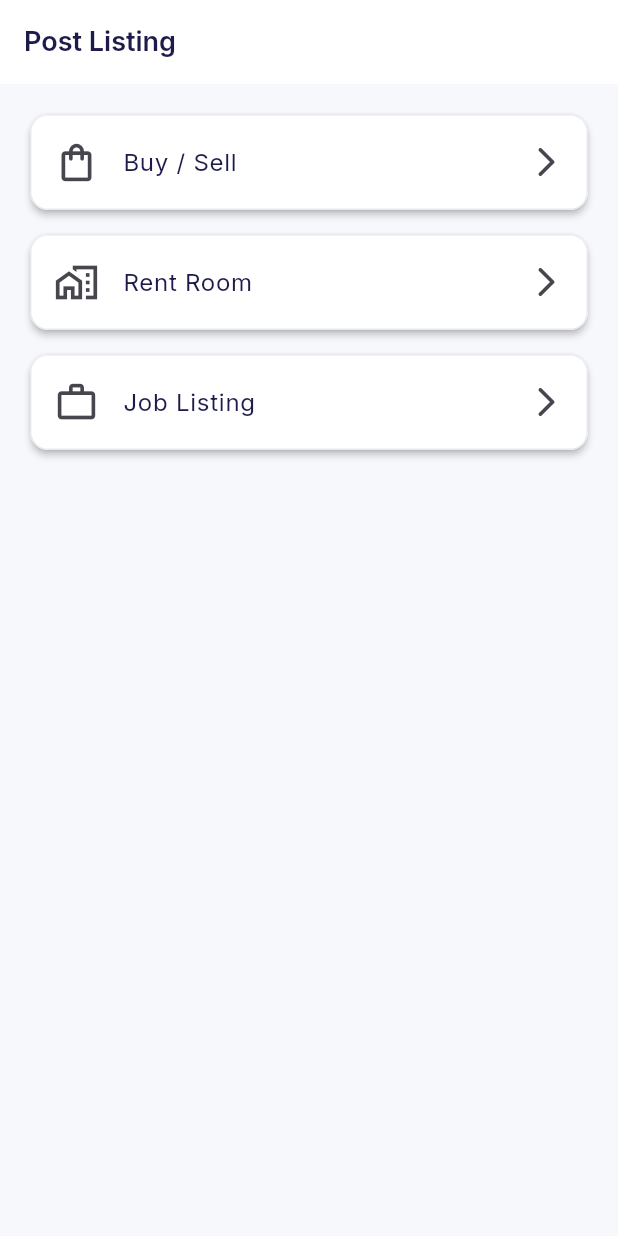
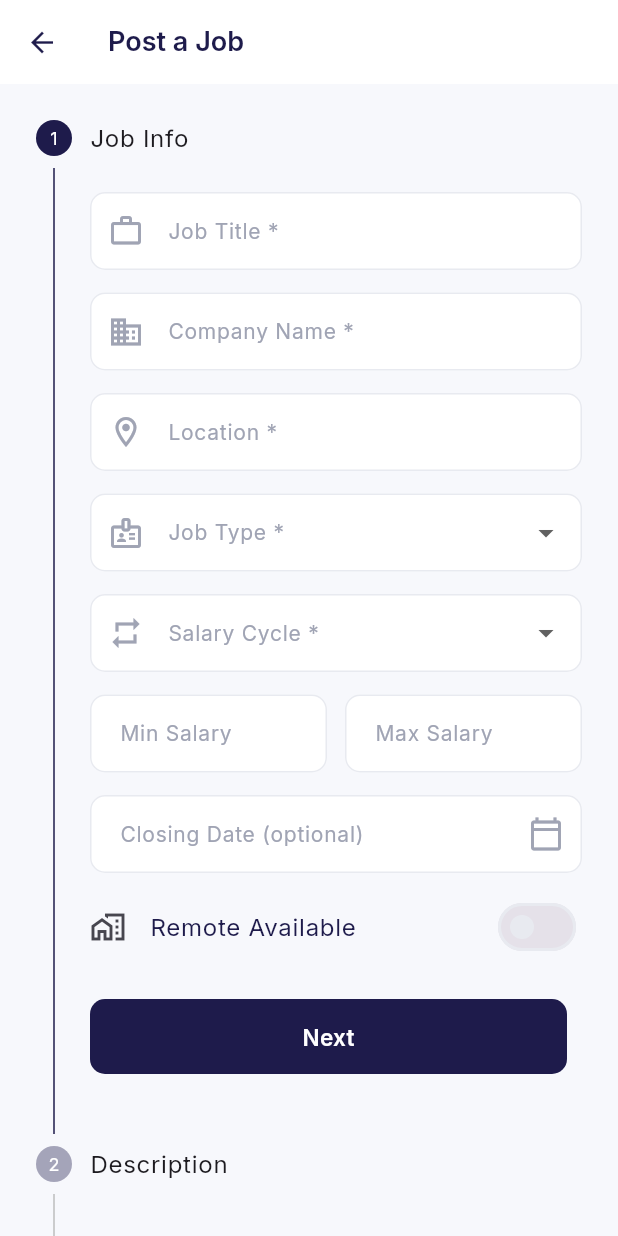
Before and after one commit to nippun5/sajha_app, a Flutter app: the PostListingScreen screen opened by its route, after a tap on "Job Listing", on a phone screen of 412 x 824 dp. Run offline on Flutter 3.47's test engine with Material 3 defaults, Android fonts, the phone set to English and light mode, and no system bars; our stand-ins replace flutter_native_splash, go_router, google_fonts, image_picker, timeago.

Commit message:
UI post job listing completed

```diff
--- /dev/null
+++ b/lib/features/post_listing/post_job_screen.dart
@@ -0,0 +1,564 @@
+import 'package:flutter/material.dart';
+
+import '../../../models/job_model.dart';
+
+class PostJobScreen extends StatefulWidget {
+  const PostJobScreen({super.key});
+
+  @override
+  State<PostJobScreen> createState() => _PostJobScreenState();
+}
+
+class _PostJobScreenState extends State<PostJobScreen> {
+  int currentStep = 0;
+
+  final _step0FormKey = GlobalKey<FormState>();
+  final _step1FormKey = GlobalKey<FormState>();
+  final _step2FormKey = GlobalKey<FormState>();
+
+  // Step 0 – Job Info
+  final _titleController = TextEditingController();
+  final _companyController = TextEditingController();
+  final _locationController = TextEditingController();
+  final _salaryMinController = TextEditingController();
+  final _salaryMaxController = TextEditingController();
+
+  JobType? selectedJobType;
+  String? selectedSalaryCycle;
+  bool isRemote = false;
+  DateTime? closingDate;
+
+  // Step 1 – Description & Requirements
+  final _descriptionController = TextEditingController();
+  final _requirementsController = TextEditingController();
+
+  // Step 2 – Employer Contact
+  final _employerNameController = TextEditingController();
+  final _employerPhoneController = TextEditingController();
+
+  // ─────────────────────────────────────────────────────────────────────────────
+
+  final List<String> salaryCycles = [
+    'hourly',
+    'weekly',
+    'monthly',
+    'yearly',
+  ];
+
+  String _salaryCycleLabel(String cycle) {
+    switch (cycle) {
+      case 'hourly':
+        return 'Per Hour';
+      case 'weekly':
+        return 'Per Week';
+      case 'monthly':
+        return 'Per Month';
+      case 'yearly':
+        return 'Per Year';
+      default:
+        return cycle;
+    }
+  }
+
+  @override
+  void dispose() {
+    _titleController.dispose();
+    _companyController.dispose();
+    _locationController.dispose();
+    _salaryMinController.dispose();
+    _salaryMaxController.dispose();
+    _descriptionController.dispose();
+    _requirementsController.dispose();
+    _employerNameController.dispose();
+    _employerPhoneController.dispose();
+    super.dispose();
+  }
+
+  // ── Validation ───────────────────────────────────────────────────────────────
+
+  String? _validateCurrentStep() {
+    switch (currentStep) {
+      case 0:
+        if (!(_step0FormKey.currentState?.validate() ?? false)) {
+          return 'Please fill in all required fields.';
+        }
+        if (selectedJobType == null) return 'Please select a job type.';
+        if (selectedSalaryCycle == null) return 'Please select a salary cycle.';
+        return null;
+      case 1:
+        if (!(_step1FormKey.currentState?.validate() ?? false)) {
+          return 'Please fill in all required fields.';
+        }
+        return null;
+      case 2:
+        if (!(_step2FormKey.currentState?.validate() ?? false)) {
+          return 'Please fill in all required fields.';
+        }
+        return null;
+      default:
+        return null;
+    }
+  }
+
+  void _onStepContinue() {
+    final error = _validateCurrentStep();
+    if (error != null) {
+      ScaffoldMessenger.of(context).showSnackBar(
+        SnackBar(
+          content: Text(error),
+          backgroundColor: Colors.red.shade700,
+          behavior: SnackBarBehavior.floating,
+        ),
+      );
+      return;
+    }
+    if (currentStep < 2) {
+      setState(() => currentStep++);
+    } else {
+      _submitListing();
+    }
+  }
+
+  // ── Date picker ──────────────────────────────────────────────────────────────
+
+  Future<void> _pickClosingDate() async {
+    final picked = await showDatePicker(
+      context: context,
+      initialDate: DateTime.now().add(const Duration(days: 14)),
+      firstDate: DateTime.now(),
+      lastDate: DateTime.now().add(const Duration(days: 365)),
+    );
+    if (picked != null) {
+      setState(() => closingDate = picked);
+    }
+  }
+
+  // ── Submit ───────────────────────────────────────────────────────────────────
+
+  void _submitListing() {
+    // TODO: wire up to your backend / state management
+    // Example of building the JobModel:
+    //
+    // final job = JobModel(
+    //   id: const Uuid().v4(),
+    //   title: _titleController.text.trim(),
+    //   company: _companyController.text.trim(),
+    //   location: _locationController.text.trim(),
+    //   salaryMin: double.tryParse(_salaryMinController.text.trim()),
+    //   salaryMax: double.tryParse(_salaryMaxController.text.trim()),
+    //   salaryCycle: selectedSalaryCycle!,
+    //   jobType: selectedJobType!,
+    //   description: _descriptionController.text.trim(),
+    //   requirements: _requirementsController.text
+    //       .split('\n')
+    //       .map((e) => e.trim())
+    //       .where((e) => e.isNotEmpty)
+    //       .toList(),
+    //   postedAt: DateTime.now(),
+    //   closingDate: closingDate,
+    //   isRemote: isRemote,
+    //   employerName: _employerNameController.text.trim(),
+    //   employerPhone: _employerPhoneController.text.trim(),
+    // );
+
+    ScaffoldMessenger.of(context).showSnackBar(
+      const SnackBar(
+        content: Text('Job listing submitted successfully'),
+        behavior: SnackBarBehavior.floating,
+      ),
+    );
+    Navigator.pop(context);
+  }
+
+  // ── Build ────────────────────────────────────────────────────────────────────
+
+  @override
+  Widget build(BuildContext context) {
+    return Scaffold(
+      appBar: AppBar(
+        title: const Text('Post a Job'),
+      ),
+      body: Stepper(
+        currentStep: currentStep,
+        onStepContinue: _onStepContinue,
+        onStepCancel: () {
+          if (currentStep > 0) setState(() => currentStep--);
+        },
+        controlsBuilder: (context, details) {
+          return Padding(
+            padding: const EdgeInsets.only(top: 20),
+            child: Row(
+              children: [
+                Expanded(
+                  child: ElevatedButton(
+                    onPressed: details.onStepContinue,
+                    child: Text(currentStep == 2 ? 'Submit' : 'Next'),
+                  ),
+                ),
+                const SizedBox(width: 10),
+                if (currentStep > 0)
+                  Expanded(
+                    child: OutlinedButton(
+                      onPressed: details.onStepCancel,
+                      child: const Text('Back'),
+                    ),
+                  ),
+              ],
+            ),
+          );
+        },
+        steps: [
+          _buildStep0(),
+          _buildStep1(),
+          _buildStep2(),
+        ],
+      ),
+    );
+  }
+
+  // ── Step 0: Job Info ──────────────────────────────────────────────────────────
+
+  Step _buildStep0() {
+    return Step(
+      title: const Text('Job Info'),
+      isActive: currentStep >= 0,
+      content: Form(
+        key: _step0FormKey,
+        child: Column(
+          children: [
+            // Job Title
+            TextFormField(
+              controller: _titleController,
+              decoration: const InputDecoration(
+                labelText: 'Job Title *',
+                border: OutlineInputBorder(),
+                prefixIcon: Icon(Icons.work_outline),
+              ),
+              validator: (v) =>
+                  (v == null || v.trim().isEmpty) ? 'Job title is required' : null,
+            ),
+            const SizedBox(height: 15),
+
+            // Company
+            TextFormField(
+              controller: _companyController,
+              decoration: const InputDecoration(
+                labelText: 'Company Name *',
+                border: OutlineInputBorder(),
+                prefixIcon: Icon(Icons.business_outlined),
+              ),
+              validator: (v) =>
+                  (v == null || v.trim().isEmpty) ? 'Company name is required' : null,
+            ),
+            const SizedBox(height: 15),
+
+            // Location
+            TextFormField(
+              controller: _locationController,
+              decoration: const InputDecoration(
+                labelText: 'Location *',
+                border: OutlineInputBorder(),
+                prefixIcon: Icon(Icons.location_on_outlined),
+              ),
+              validator: (v) =>
+                  (v == null || v.trim().isEmpty) ? 'Location is required' : null,
+            ),
+            const SizedBox(height: 15),
+
+            // Job Type
+            DropdownButtonFormField<JobType>(
+              value: selectedJobType,
+              decoration: const InputDecoration(
+                labelText: 'Job Type *',
+                border: OutlineInputBorder(),
+                prefixIcon: Icon(Icons.badge_outlined),
+              ),
+              items: JobType.values
+                  .map((e) => DropdownMenuItem(value: e, child: Text(e.label)))
+                  .toList(),
+              onChanged: (v) => setState(() => selectedJobType = v),
+              validator: (v) => v == null ? 'Please select a job type' : null,
+            ),
+            const SizedBox(height: 15),
+
+            // Salary Cycle
+            DropdownButtonFormField<String>(
+              value: selectedSalaryCycle,
+              decoration: const InputDecoration(
+                labelText: 'Salary Cycle *',
+                border: OutlineInputBorder(),
+                prefixIcon: Icon(Icons.repeat_outlined),
+              ),
+              items: salaryCycles
+                  .map((e) => DropdownMenuItem(
+                        value: e,
+                        child: Text(_salaryCycleLabel(e)),
+                      ))
+                  .toList(),
+              onChanged: (v) => setState(() => selectedSalaryCycle = v),
+              validator: (v) => v == null ? 'Please select a salary cycle' : null,
+            ),
+            const SizedBox(height: 15),
+
+            // Salary Min & Max (side by side)
+            Row(
+              children: [
+                Expanded(
+                  child: TextFormField(
+                    controller: _salaryMinController,
+                    keyboardType: TextInputType.number,
+                    decoration: const InputDecoration(
+                      labelText: 'Min Salary',
+                      prefixText: '\$',
+                      border: OutlineInputBorder(),
+                    ),
+                    validator: (v) {
+                      if (v != null && v.trim().isNotEmpty) {
+                        if (double.tryParse(v.trim()) == null) {
+                          return 'Invalid number';
+                        }
+                      }
+                      return null;
+                    },
+                  ),
+                ),
+                const SizedBox(width: 12),
+                Expanded(
+                  child: TextFormField(
+                    controller: _salaryMaxController,
+                    keyboardType: TextInputType.number,
+                    decoration: const InputDecoration(
+                      labelText: 'Max Salary',
+                      prefixText: '\$',
+                      border: OutlineInputBorder(),
+                    ),
+                    validator: (v) {
+                      if (v != null && v.trim().isNotEmpty) {
+                        if (double.tryParse(v.trim()) == null) {
+                          return 'Invalid number';
+                        }
+                      }
+                      return null;
+                    },
+                  ),
+                ),
+              ],
+            ),
+            const SizedBox(height: 15),
+
+            // Closing Date
+            GestureDetector(
+              onTap: _pickClosingDate,
+              child: AbsorbPointer(
+                child: TextFormField(
+                  decoration: InputDecoration(
+                    labelText: 'Closing Date (optional)',
+                    border: const OutlineInputBorder(),
+                    suffixIcon: const Icon(Icons.calendar_today_outlined),
+                    hintText: closingDate == null
+                        ? 'Select a date'
+                        : '${closingDate!.day}/${closingDate!.month}/${closingDate!.year}',
+                  ),
+                  controller: TextEditingController(
+                    text: closingDate == null
+                        ? ''
+                        : '${closingDate!.day}/${closingDate!.month}/${closingDate!.year}',
+                  ),
+                ),
+              ),
+            ),
+            const SizedBox(height: 8),
+
+            // Remote toggle
+            SwitchListTile(
+              contentPadding: EdgeInsets.zero,
+              title: const Text('Remote Available'),
+              secondary: const Icon(Icons.home_work_outlined),
+              value: isRemote,
+              onChanged: (v) => setState(() => isRemote = v),
+            ),
+          ],
+        ),
+      ),
+    );
+  }
+
+  // ── Step 1: Description & Requirements ───────────────────────────────────────
+
+  Step _buildStep1() {
+    return Step(
+      title: const Text('Description'),
+      isActive: currentStep >= 1,
+      content: Form(
+        key: _step1FormKey,
+        child: Column(
+          crossAxisAlignment: CrossAxisAlignment.start,
+          children: [
+            // Job Description
+            TextFormField(
+              controller: _descriptionController,
+              maxLines: 6,
+              decoration: const InputDecoration(
+                labelText: 'Job Description *',
+                border: OutlineInputBorder(),
+                alignLabelWithHint: true,
+              ),
+              validator: (v) => (v == null || v.trim().isEmpty)
+                  ? 'Description is required'
+                  : null,
+            ),
+            const SizedBox(height: 15),
+
+            // Requirements
+            TextFormField(
+              controller: _requirementsController,
+              maxLines: 5,
+              decoration: const InputDecoration(
+                labelText: 'Requirements *',
+                hintText: 'Enter each requirement on a new line',
+                border: OutlineInputBorder(),
+                alignLabelWithHint: true,
+                prefixIcon: Padding(
+                  padding: EdgeInsets.only(bottom: 60),
+                  child: Icon(Icons.checklist_outlined),
+                ),
+              ),
+              validator: (v) => (v == null || v.trim().isEmpty)
+                  ? 'At least one requirement is required'
+                  : null,
+            ),
+            const SizedBox(height: 8),
+            Text(
+              'Tip: Enter each requirement on a new line.',
+              style: TextStyle(color: Colors.grey.shade600, fontSize: 12),
+            ),
+          ],
+        ),
+      ),
+    );
+  }
+
+  // ── Step 2: Employer Contact ──────────────────────────────────────────────────
+
+  Step _buildStep2() {
+    return Step(
+      title: const Text('Contact Info'),
+      isActive: currentStep >= 2,
+      content: Form(
+        key: _step2FormKey,
+        child: Column(
+          children: [
+            // Employer Name
+            TextFormField(
+              controller: _employerNameController,
+              decoration: const InputDecoration(
+                labelText: 'Your Name *',
+                border: OutlineInputBorder(),
+                prefixIcon: Icon(Icons.person_outline),
+              ),
+              validator: (v) =>
+                  (v == null || v.trim().isEmpty) ? 'Name is required' : null,
+            ),
+            const SizedBox(height: 15),
+
+            // Employer Phone
+            TextFormField(
+              controller: _employerPhoneController,
+              keyboardType: TextInputType.phone,
+              decoration: const InputDecoration(
+                labelText: 'Phone Number *',
+                border: OutlineInputBorder(),
+                prefixIcon: Icon(Icons.phone_outlined),
+              ),
+              validator: (v) =>
+                  (v == null || v.trim().isEmpty) ? 'Phone number is required' : null,
+            ),
+            const SizedBox(height: 20),
+
+            // Summary preview card
+            Card(
+              child: Padding(
+                padding: const EdgeInsets.all(12),
+                child: Column(
+                  crossAxisAlignment: CrossAxisAlignment.start,
+                  children: [
+                    ListTile(
+                      contentPadding: EdgeInsets.zero,
+                      leading: CircleAvatar(
+                        child: Text(
+                          _companyController.text.isNotEmpty
+                              ? _companyController.text[0].toUpperCase()
+                              : '?',
+                          style: const TextStyle(fontWeight: FontWeight.bold),
+                        ),
+                      ),
+                      title: Text(
+                        _titleController.text.isEmpty
+                            ? 'Job Title'
+                            : _titleController.text,
+                        style: const TextStyle(fontWeight: FontWeight.bold),
+                      ),
+                      subtitle: Text(
+                        _companyController.text.isEmpty
+                            ? 'Company'
+                            : _companyController.text,
+                      ),
+                    ),
+                    if (_locationController.text.isNotEmpty)
+                      Padding(
+                        padding: const EdgeInsets.only(left: 16, bottom: 6),
+                        child: Row(
+                          children: [
+                            const Icon(Icons.location_on_outlined, size: 16),
+                            const SizedBox(width: 4),
+                            Text(
+                              _locationController.text,
+                              style: const TextStyle(fontSize: 13),
+                            ),
+                            if (isRemote) ...[
+                              const SizedBox(width: 8),
+                              const Icon(Icons.home_work_outlined, size: 16),
+                              const SizedBox(width: 4),
+                              const Text(
+                                'Remote',
+                                style: TextStyle(fontSize: 13),
+                              ),
+                            ],
+                          ],
+                        ),
+                      ),
+                    Padding(
+                      padding: const EdgeInsets.only(left: 16),
+                      child: Wrap(
+                        spacing: 8,
+                        children: [
+                          if (selectedJobType != null)
+                            Chip(
+                              label: Text(selectedJobType!.label),
+                              visualDensity: VisualDensity.compact,
+                            ),
+                          if (selectedSalaryCycle != null &&
+                              (_salaryMinController.text.isNotEmpty ||
+                                  _salaryMaxController.text.isNotEmpty))
+                            Chip(
+                              label: Text(
+                                '\$${_salaryMinController.text.isEmpty ? '?' : _salaryMinController.text}'
+                                ' – '
+                                '\$${_salaryMaxController.text.isEmpty ? '?' : _salaryMaxController.text}'
+                                ' ${_salaryCycleLabel(selectedSalaryCycle!).toLowerCase()}',
+                              ),
+                              visualDensity: VisualDensity.compact,
+                            ),
+                        ],
+                      ),
+                    ),
+                  ],
+                ),
+              ),
+            ),
+          ],
+        ),
+      ),
+    );
+  }
+}
--- a/lib/features/post_listing/post_listing_screen.dart
+++ b/lib/features/post_listing/post_listing_screen.dart
@@ -1,4 +1,5 @@
 import 'package:flutter/material.dart';
+import 'package:sajha_app/features/post_listing/post_job_screen.dart';
 import 'package:sajha_app/features/post_listing/post_rent_room_screen.dart';
 import 'post_buysell_screen.dart';
 // import 'post_room_screen.dart';
@@ -54,12 +55,12 @@ class PostListingScreen extends StatelessWidget {
               title: 'Job Listing',
               icon: Icons.work_outline,
               onTap: () {
-                // Navigator.push(
-                //   context,
-                //   MaterialPageRoute(
-                //     builder: (context) => const PostJobScreen(),
-                //   ),
-                // );
+                Navigator.push(
+                  context,
+                  MaterialPageRoute(
+                    builder: (context) => const PostJobScreen(),
+                  ),
+                );
               },
             ),
           ],
```
